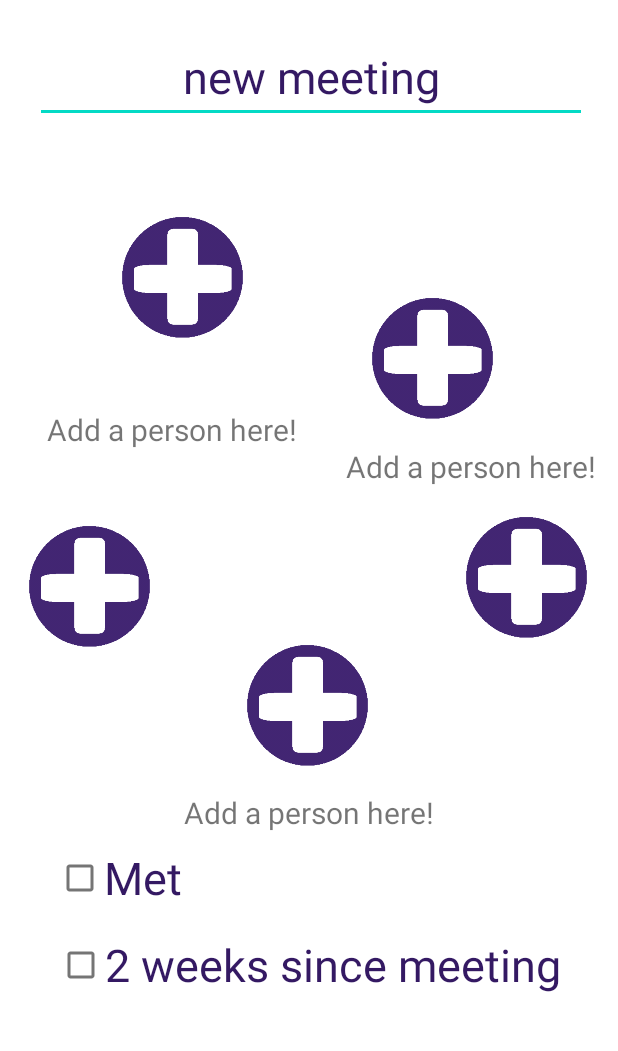
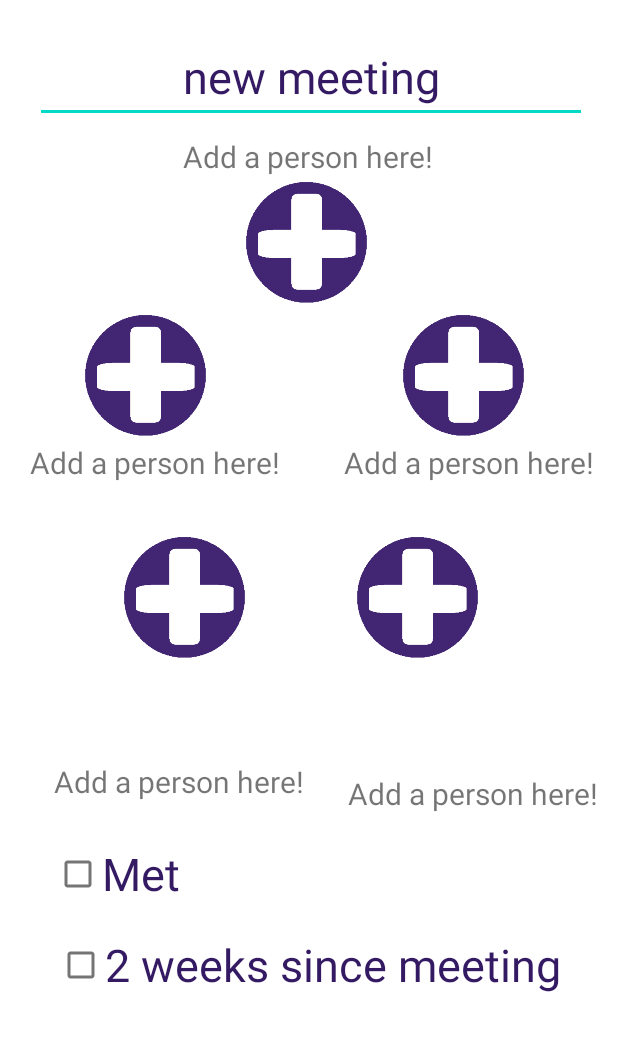
Before and after one commit to dChakr/ICHelloWorld, an Android app: the CreateGroupClass screen opened directly, with no data from a screen before it, on a phone screen of 412 x 824 dp, the part 146-1197 px from its top. Run offline under Robolectric (Android 15) with nearby library versions, the light colour scheme and no system bars; our stand-ins replace Firebase (no records; nobody signed in at launch, a user with empty details on screens opened directly).

```diff
--- a/app/src/main/java/com/example/covidfriendsappthing/FriendsClass.java
+++ b/app/src/main/java/com/example/covidfriendsappthing/FriendsClass.java
@@ -74,6 +74,7 @@ public class FriendsClass extends AppCompatActivity {
             }
 
             String selectedFriend = listView.getItemAtPosition(position).toString();
+            removeFromList(selectedFriend);
 
             myGroupsIntent.putExtra("Selected", selectedFriend);
             myGroupsIntent.putExtra("Setter", setBubble);
@@ -81,4 +82,9 @@ public class FriendsClass extends AppCompatActivity {
 
         });
     }
+
+    private void removeFromList(String friendAlreadyAdded) {
+        friends.remove(friendAlreadyAdded);
+    }
+
 }
--- a/app/src/main/res/layout/create_group.xml
+++ b/app/src/main/res/layout/create_group.xml
@@ -1,6 +1,5 @@
 <?xml version="1.0" encoding="utf-8"?>
-<androidx.constraintlayout.widget.ConstraintLayout
-    xmlns:android="http://schemas.android.com/apk/res/android"
+<androidx.constraintlayout.widget.ConstraintLayout xmlns:android="http://schemas.android.com/apk/res/android"
     xmlns:app="http://schemas.android.com/apk/res-auto"
     xmlns:tools="http://schemas.android.com/tools"
     android:layout_width="match_parent"
@@ -10,137 +9,99 @@
         android:id="@+id/person2_name"
         android:layout_width="wrap_content"
         android:layout_height="wrap_content"
-        android:layout_marginStart="25dp"
-        android:layout_marginLeft="25dp"
-        android:layout_marginEnd="8dp"
-        android:layout_marginRight="8dp"
-        android:layout_marginBottom="17dp"
+        android:layout_marginTop="336dp"
+        android:layout_marginEnd="16dp"
+        android:layout_marginRight="16dp"
         android:text="Add a person here!"
         android:textSize="20sp"
-        app:layout_constraintBottom_toTopOf="@+id/Person5"
         app:layout_constraintEnd_toEndOf="parent"
-        app:layout_constraintStart_toEndOf="@+id/person1_name"
-        app:layout_constraintTop_toBottomOf="@+id/Person2" />
+        app:layout_constraintTop_toTopOf="parent" />
 
     <TextView
         android:id="@+id/person4_name"
         android:layout_width="wrap_content"
         android:layout_height="wrap_content"
-        android:layout_marginStart="113dp"
-        android:layout_marginLeft="113dp"
-        android:layout_marginEnd="113dp"
-        android:layout_marginRight="113dp"
-        android:layout_marginBottom="7dp"
+        android:layout_marginStart="36dp"
+        android:layout_marginLeft="36dp"
+        android:layout_marginBottom="192dp"
         android:text="Add a person here!"
         android:textSize="20sp"
-        app:layout_constraintBottom_toTopOf="@+id/checkBox"
-        app:layout_constraintEnd_toEndOf="parent"
-        app:layout_constraintStart_toStartOf="parent"
-        app:layout_constraintTop_toBottomOf="@+id/Person4" />
+        app:layout_constraintBottom_toBottomOf="parent"
+        app:layout_constraintStart_toStartOf="parent" />
 
     <ImageButton
         android:id="@+id/Person1"
         android:layout_width="88dp"
         android:layout_height="102dp"
-        android:layout_marginStart="89dp"
-        android:layout_marginLeft="89dp"
-        android:layout_marginTop="44dp"
-        android:layout_marginEnd="39dp"
-        android:layout_marginRight="39dp"
-        android:layout_marginBottom="104dp"
+        android:layout_marginTop="36dp"
         android:background="@null"
         android:scaleType="fitStart"
-        app:layout_constraintBottom_toTopOf="@+id/Person3"
-        app:layout_constraintEnd_toStartOf="@+id/Person2"
+        app:layout_constraintEnd_toEndOf="parent"
+        app:layout_constraintHorizontal_bias="0.498"
         app:layout_constraintStart_toStartOf="parent"
-        app:layout_constraintTop_toBottomOf="@+id/editTextTextPostalAddress3"
-        app:layout_constraintVertical_bias="0.229"
+        app:layout_constraintTop_toBottomOf="@+id/meeting_name"
         app:srcCompat="@drawable/plus" />
 
     <ImageButton
         android:id="@+id/Person3"
         android:layout_width="88dp"
         android:layout_height="102dp"
-        android:layout_marginStart="37dp"
-        android:layout_marginLeft="37dp"
-        android:layout_marginEnd="60dp"
-        android:layout_marginRight="60dp"
-        android:layout_marginBottom="112dp"
+        android:layout_marginTop="248dp"
         android:background="@null"
         android:scaleType="fitStart"
-        app:layout_constraintBottom_toTopOf="@+id/checkBox"
-        app:layout_constraintEnd_toStartOf="@+id/Person5"
+        app:layout_constraintEnd_toStartOf="@+id/Person2"
+        app:layout_constraintHorizontal_bias="0.305"
         app:layout_constraintStart_toStartOf="parent"
+        app:layout_constraintTop_toTopOf="parent"
         app:srcCompat="@drawable/plus" />
 
     <TextView
         android:id="@+id/person3_name"
         android:layout_width="wrap_content"
         android:layout_height="wrap_content"
-        android:layout_marginStart="12dp"
-        android:layout_marginLeft="12dp"
-        android:layout_marginTop="3dp"
-        android:layout_marginBottom="120dp"
+        android:layout_marginStart="20dp"
+        android:layout_marginLeft="20dp"
+        android:layout_marginTop="336dp"
         android:text="Add a person here!"
         android:textSize="20sp"
-        app:layout_constraintBottom_toTopOf="@+id/person4_name"
         app:layout_constraintStart_toStartOf="parent"
-        app:layout_constraintTop_toBottomOf="@+id/Person3"
-        app:layout_constraintVertical_bias="0.021" />
+        app:layout_constraintTop_toTopOf="parent" />
 
     <TextView
         android:id="@+id/person1_name"
         android:layout_width="wrap_content"
         android:layout_height="wrap_content"
-        android:layout_marginStart="81dp"
-        android:layout_marginLeft="81dp"
-        android:layout_marginTop="3dp"
-        android:layout_marginEnd="255dp"
-        android:layout_marginRight="255dp"
-        android:layout_marginBottom="22dp"
         android:text="Add a person here!"
         android:textSize="20sp"
-        app:layout_constraintBottom_toTopOf="@+id/Person3"
+        app:layout_constraintBottom_toTopOf="@+id/Person1"
         app:layout_constraintEnd_toEndOf="parent"
-        app:layout_constraintHorizontal_bias="0.548"
-        app:layout_constraintStart_toStartOf="parent"
-        app:layout_constraintTop_toBottomOf="@+id/Person1"
-        app:layout_constraintVertical_bias="0.509" />
+        app:layout_constraintHorizontal_bias="0.497"
+        app:layout_constraintStart_toStartOf="parent" />
 
     <ImageButton
         android:id="@+id/Person2"
         android:layout_width="88dp"
         android:layout_height="102dp"
-        android:layout_marginStart="39dp"
-        android:layout_marginLeft="39dp"
-        android:layout_marginEnd="89dp"
-        android:layout_marginRight="89dp"
-        android:layout_marginBottom="44dp"
+        android:layout_marginTop="248dp"
         android:background="@null"
         android:scaleType="fitStart"
-        app:layout_constraintBottom_toTopOf="@+id/Person5"
         app:layout_constraintEnd_toEndOf="parent"
-        app:layout_constraintStart_toEndOf="@+id/Person1"
+        app:layout_constraintHorizontal_bias="0.82"
+        app:layout_constraintStart_toStartOf="parent"
+        app:layout_constraintTop_toTopOf="parent"
         app:srcCompat="@drawable/plus" />
 
     <ImageButton
         android:id="@+id/Person4"
         android:layout_width="88dp"
         android:layout_height="102dp"
-        android:layout_marginStart="161dp"
-        android:layout_marginLeft="161dp"
-        android:layout_marginTop="208dp"
-        android:layout_marginEnd="162dp"
-        android:layout_marginRight="162dp"
-        android:layout_marginBottom="120dp"
+        android:layout_marginTop="396dp"
         android:background="@null"
         android:scaleType="fitStart"
-        app:layout_constraintBottom_toTopOf="@+id/checkBox2"
         app:layout_constraintEnd_toEndOf="parent"
-        app:layout_constraintHorizontal_bias="1.0"
+        app:layout_constraintHorizontal_bias="0.247"
         app:layout_constraintStart_toStartOf="parent"
-        app:layout_constraintTop_toBottomOf="@+id/Person1"
-        app:layout_constraintVertical_bias="0.46"
+        app:layout_constraintTop_toTopOf="parent"
         app:srcCompat="@drawable/plus" />
 
     <TextView
@@ -160,44 +121,38 @@
         android:id="@+id/Person5"
         android:layout_width="88dp"
         android:layout_height="102dp"
-        android:layout_marginStart="143dp"
-        android:layout_marginLeft="143dp"
-        android:layout_marginEnd="37dp"
-        android:layout_marginRight="37dp"
-        android:layout_marginBottom="176dp"
+        android:layout_marginTop="396dp"
         android:background="@null"
         android:scaleType="fitStart"
-        app:layout_constraintBottom_toTopOf="@+id/checkBox2"
         app:layout_constraintEnd_toEndOf="parent"
-        app:layout_constraintStart_toEndOf="@+id/Person3"
+        app:layout_constraintHorizontal_bias="0.727"
+        app:layout_constraintStart_toStartOf="parent"
+        app:layout_constraintTop_toTopOf="parent"
         app:srcCompat="@drawable/plus" />
 
     <TextView
         android:id="@+id/person5_name"
         android:layout_width="wrap_content"
         android:layout_height="wrap_content"
-        android:layout_marginStart="66dp"
-        android:layout_marginLeft="66dp"
-        android:layout_marginBottom="17dp"
+        android:layout_marginStart="232dp"
+        android:layout_marginLeft="232dp"
+        android:layout_marginBottom="184dp"
         android:text="Add a person here!"
         android:textSize="20sp"
-        app:layout_constraintBottom_toTopOf="@+id/Person4"
-        app:layout_constraintEnd_toEndOf="parent"
-        app:layout_constraintStart_toEndOf="@+id/person3_name"
-        app:layout_constraintTop_toBottomOf="@+id/Person5"
-        app:layout_constraintVertical_bias="0.0" />
+        app:layout_constraintBottom_toBottomOf="parent"
+        app:layout_constraintStart_toStartOf="parent" />
 
     <CheckBox
         android:id="@+id/checkBox"
         android:layout_width="wrap_content"
         android:layout_height="wrap_content"
-        android:layout_marginStart="37dp"
-        android:layout_marginLeft="37dp"
-        android:layout_marginBottom="10dp"
+        android:layout_marginStart="36dp"
+        android:layout_marginLeft="36dp"
+        android:layout_marginBottom="120dp"
         android:text="Met"
         android:textColor="#341963"
         android:textSize="30sp"
-        app:layout_constraintBottom_toTopOf="@+id/checkBox2"
+        app:layout_constraintBottom_toBottomOf="parent"
         app:layout_constraintStart_toStartOf="parent" />
 
     <CheckBox
```
